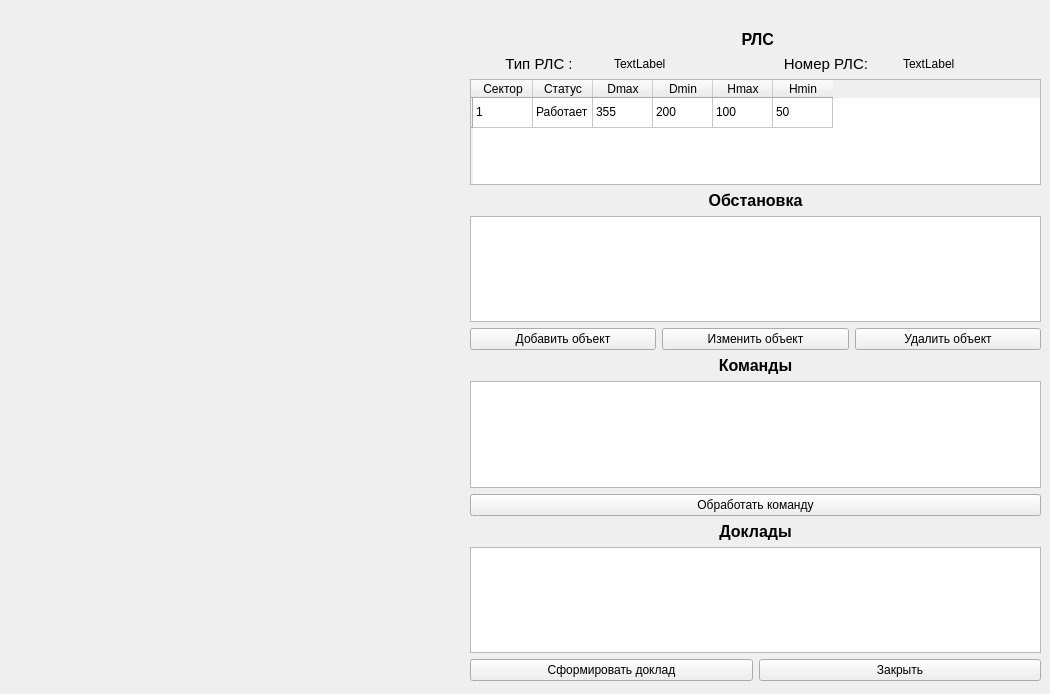
The window that nwindow.ui (YanaTurKli/ImitatorExchange) describes before a commit, drawn with Qt 5.
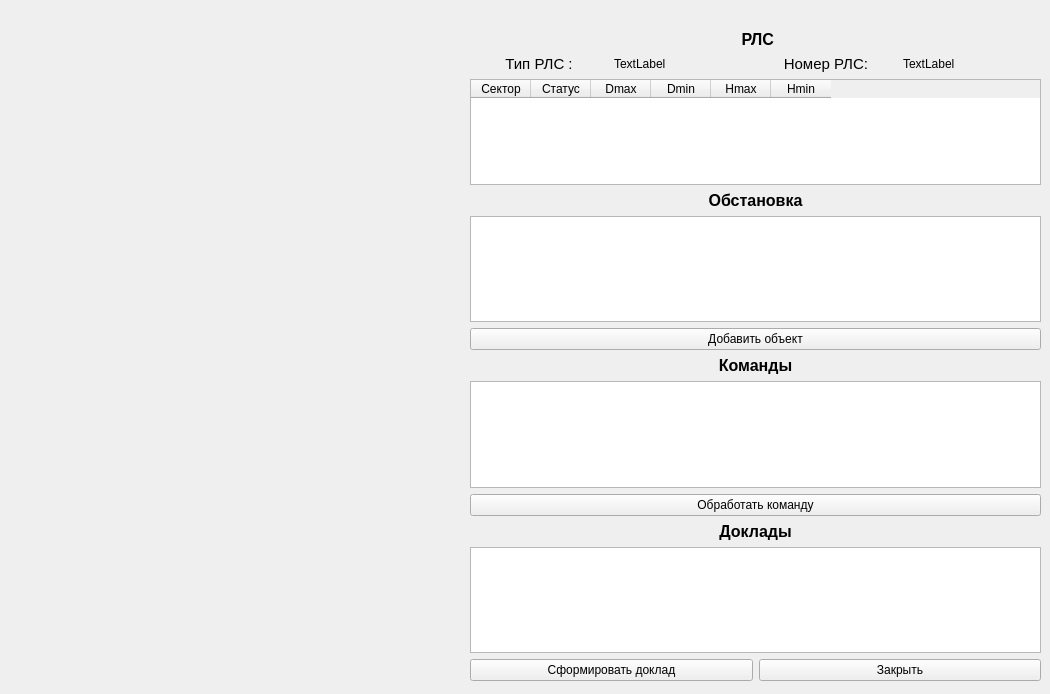
The same window after the commit.

Commit message: Работает модуль взаимодействия, вроде все корректно

What changed in the file:
```diff
--- a/nwindow.ui
+++ b/nwindow.ui
@@ -402,11 +402,6 @@
         <attribute name="verticalHeaderMinimumSectionSize">
          <number>20</number>
         </attribute>
-        <row>
-         <property name="text">
-          <string/>
-         </property>
-        </row>
         <column>
          <property name="text">
           <string>Сектор</string>
@@ -437,36 +432,6 @@
           <string>Hmin</string>
          </property>
         </column>
-        <item row="0" column="0">
-         <property name="text">
-          <string>1</string>
-         </property>
-        </item>
-        <item row="0" column="1">
-         <property name="text">
-          <string>Работает</string>
-         </property>
-        </item>
-        <item row="0" column="2">
-         <property name="text">
-          <string>355</string>
-         </property>
-        </item>
-        <item row="0" column="3">
-         <property name="text">
-          <string>200</string>
-         </property>
-        </item>
-        <item row="0" column="4">
-         <property name="text">
-          <string>100</string>
-         </property>
-        </item>
-        <item row="0" column="5">
-         <property name="text">
-          <string>50</string>
-         </property>
-        </item>
        </widget>
       </item>
       <item>
@@ -506,26 +471,6 @@
           </property>
          </widget>
         </item>
-        <item>
-         <widget class="QPushButton" name="RLSpbUpdateObj">
-          <property name="enabled">
-           <bool>true</bool>
-          </property>
-          <property name="text">
-           <string>Изменить объект</string>
-          </property>
-         </widget>
-        </item>
-        <item>
-         <widget class="QPushButton" name="RLSpbUpdateObj_2">
-          <property name="enabled">
-           <bool>true</bool>
-          </property>
-          <property name="text">
-           <string>Удалить объект</string>
-          </property>
-         </widget>
-        </item>
        </layout>
       </item>
       <item>
```
The commit also changes 17 other files.
